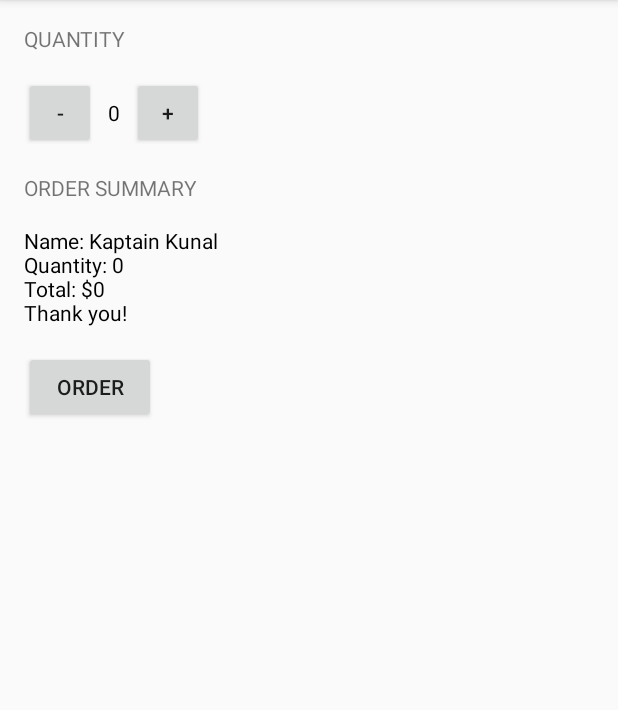
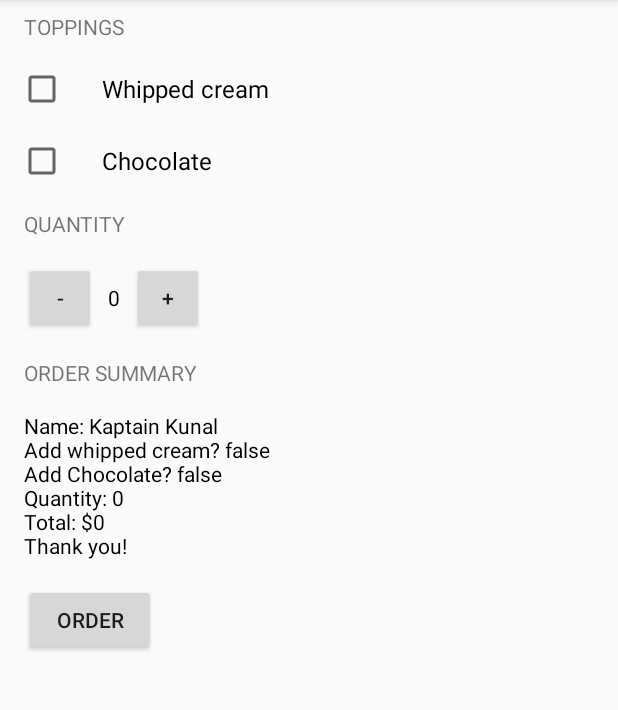
Before and after one commit to Callmemalina/JustJava, an Android app: the screen it shows after launch (MainActivity), after a tap on "ORDER", on a phone screen of 412 x 824 dp, the part 84-794 px from its top. Run offline under Robolectric (Android 15) with nearby library versions, the phone set to English and light mode, and no system bars.

Commit message:
Nova aktualizace

```diff
--- a/app/src/main/java/com/example/android/justjava/MainActivity.java
+++ b/app/src/main/java/com/example/android/justjava/MainActivity.java
@@ -2,7 +2,9 @@ package com.example.android.justjava;
 
 import android.os.Bundle;
 import android.support.v7.app.ActionBarActivity;
+import android.util.Log;
 import android.view.View;
+import android.widget.CheckBox;
 import android.widget.TextView;
 
 import java.text.NumberFormat;
@@ -46,13 +48,21 @@ public class MainActivity extends ActionBarActivity {
      * This method is called when the order button is clicked.
      */
     public void submitOrder(View view) {
+        CheckBox whippedCreamCheckBox = (CheckBox) findViewById(R.id.whipped_cream_checkbox);
+        boolean hasWhippedCream = whippedCreamCheckBox.isChecked();
+        Log.v("MainActivity", "Has Whipped Cream" + hasWhippedCream);
+        CheckBox ChocolateCheckBox = (CheckBox) findViewById(R.id.chocolate_checkbox);
+        boolean hasChocolate = ChocolateCheckBox.isChecked();
+        Log.v("MainActivity", "Has chocolate" + hasChocolate);
+
         int price = calculatePrice();
-        String priceMessage = createOrderSummary(price);
+        String priceMessage = createOrderSummary(price, hasWhippedCream, hasChocolate);
         displayMessage(priceMessage);
 
 
 
     }
+
 
     /**
      * Calculates the price of the order.
@@ -65,8 +75,10 @@ public class MainActivity extends ActionBarActivity {
 
     }
 
-    private String createOrderSummary(int price) {
+    private String createOrderSummary(int price, boolean addWhippedCream, boolean addChocolate) {
         String priceMessage = "Name: Kaptain Kunal";
+        priceMessage += "\nAdd whipped cream? " + addWhippedCream;
+        priceMessage += "\nAdd Chocolate? " + addChocolate;
         priceMessage += "\nQuantity: " + quantity;
         priceMessage += "\nTotal: $" + price;
         priceMessage += "\nThank you!";
--- a/app/src/main/res/layout/activity_main.xml
+++ b/app/src/main/res/layout/activity_main.xml
@@ -1,11 +1,52 @@
 <?xml version="1.0" encoding="utf-8"?>
-<LinearLayout xmlns:android="http://schemas.android.com/apk/res/android"
+<ScrollView
+    xmlns:android="http://schemas.android.com/apk/res/android"
     xmlns:tools="http://schemas.android.com/tools"
+
     android:layout_width="match_parent"
     android:layout_height="match_parent"
     tools:context="com.example.android.justjava.MainActivity"
+    >
+
+
+
+<LinearLayout
+    android:layout_width="match_parent"
+    android:layout_height="match_parent"
+
     android:orientation="vertical"
     >
+
+    <TextView
+        android:layout_width="wrap_content"
+        android:layout_height="wrap_content"
+        android:text="TOPPINGS"
+        android:layout_marginTop="8dp"
+        android:layout_marginLeft="16dp"
+        />
+
+    <CheckBox
+        android:id="@+id/whipped_cream_checkbox"
+        android:layout_width="wrap_content"
+        android:layout_height="wrap_content"
+        android:text="Whipped cream"
+        android:layout_marginLeft="12dp"
+        android:layout_marginTop="16dp"
+        android:paddingLeft="24dp"
+        android:textSize="16sp"
+        />
+
+    <CheckBox
+        android:id="@+id/chocolate_checkbox"
+        android:layout_width="wrap_content"
+        android:layout_height="wrap_content"
+        android:text="Chocolate"
+        android:layout_marginLeft="12dp"
+        android:layout_marginTop="16dp"
+        android:paddingLeft="24dp"
+        android:textSize="16sp"
+        />
+
 
     <TextView
 
@@ -90,3 +131,4 @@
 
 
 </LinearLayout>
+    </ScrollView>
```
